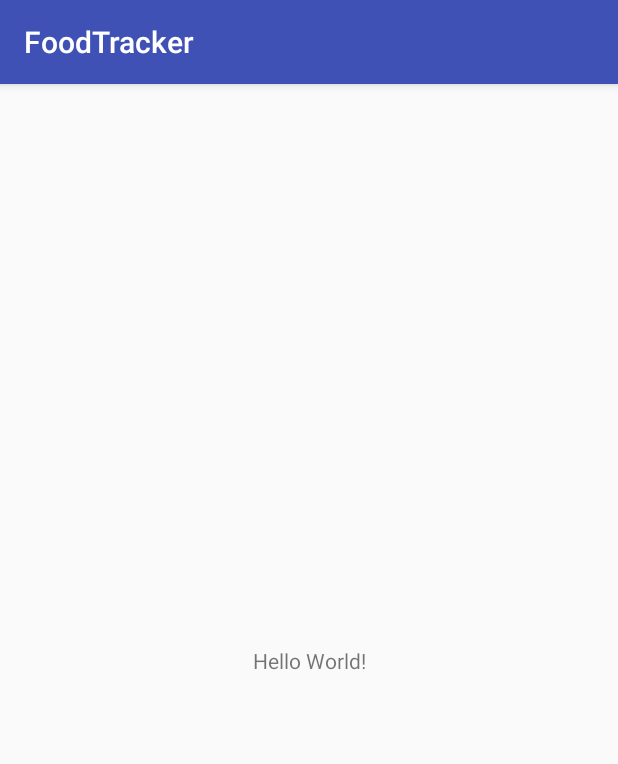
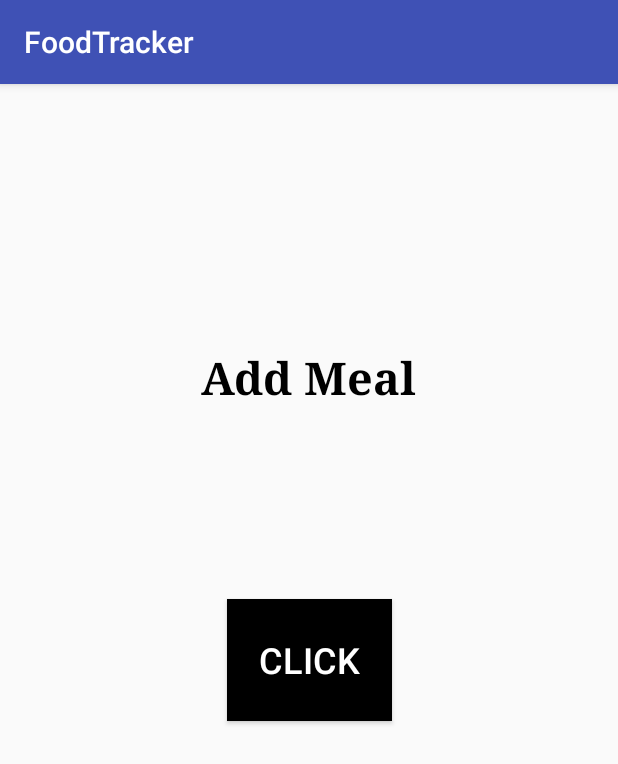
Before and after one commit to aconway23/Food_Tracker_Project, an Android app: the screen it shows after launch (MainActivity), on a phone screen of 412 x 824 dp. Shown: the top 764 px of the screen. Run offline under Robolectric (Android 15) with nearby library versions, the phone set to English and light mode, and no system bars.

```diff
--- a/app/src/main/res/layout/activity_main.xml
+++ b/app/src/main/res/layout/activity_main.xml
@@ -7,12 +7,40 @@
     tools:context="com.example.adam.foodtracker.controllers.MainActivity">
 
     <TextView
+        android:id="@+id/AddMealText"
         android:layout_width="wrap_content"
         android:layout_height="wrap_content"
-        android:text="Hello World!"
+        android:layout_marginBottom="8dp"
+        android:layout_marginEnd="8dp"
+        android:layout_marginStart="8dp"
+        android:layout_marginTop="8dp"
+        android:fontFamily="serif"
+        android:text="Add Meal"
+        android:textColor="@android:color/black"
+        android:textSize="30sp"
+        android:textStyle="bold"
         app:layout_constraintBottom_toBottomOf="parent"
-        app:layout_constraintLeft_toLeftOf="parent"
-        app:layout_constraintRight_toRightOf="parent"
-        app:layout_constraintTop_toTopOf="parent" />
+        app:layout_constraintEnd_toEndOf="parent"
+        app:layout_constraintStart_toStartOf="parent"
+        app:layout_constraintTop_toTopOf="parent"
+        app:layout_constraintVertical_bias="0.235" />
+
+    <Button
+        android:id="@+id/button"
+        android:layout_width="110dp"
+        android:layout_height="81dp"
+        android:layout_marginBottom="8dp"
+        android:layout_marginEnd="8dp"
+        android:layout_marginStart="8dp"
+        android:layout_marginTop="8dp"
+        android:background="@android:color/black"
+        android:text="CLICK"
+        android:textColor="@android:color/background_light"
+        android:textSize="24sp"
+        app:layout_constraintBottom_toBottomOf="parent"
+        app:layout_constraintEnd_toEndOf="parent"
+        app:layout_constraintStart_toStartOf="parent"
+        app:layout_constraintTop_toBottomOf="@+id/AddMealText"
+        app:layout_constraintVertical_bias="0.263" />
 
 </android.support.constraint.ConstraintLayout>
--- a/app/src/main/res/values/colors.xml
+++ b/app/src/main/res/values/colors.xml
@@ -1,6 +1,6 @@
 <?xml version="1.0" encoding="utf-8"?>
 <resources>
     <color name="colorPrimary">#3F51B5</color>
-    <color name="colorPrimaryDark">#303F9F</color>
+    <color name="colorPrimaryDark">#303f9f</color>
     <color name="colorAccent">#FF4081</color>
 </resources>
```
Also changed, not shown: app/src/main/java/com/example/adam/foodtracker/models/Food.java (+31 -13 lines), app/src/main/java/com/example/adam/foodtracker/models/FoodTrackerDatabase.java (+35 -10 lines), app/src/main/java/com/example/adam/foodtracker/models/MealType.java (+14 -4 lines), 1 other file.
